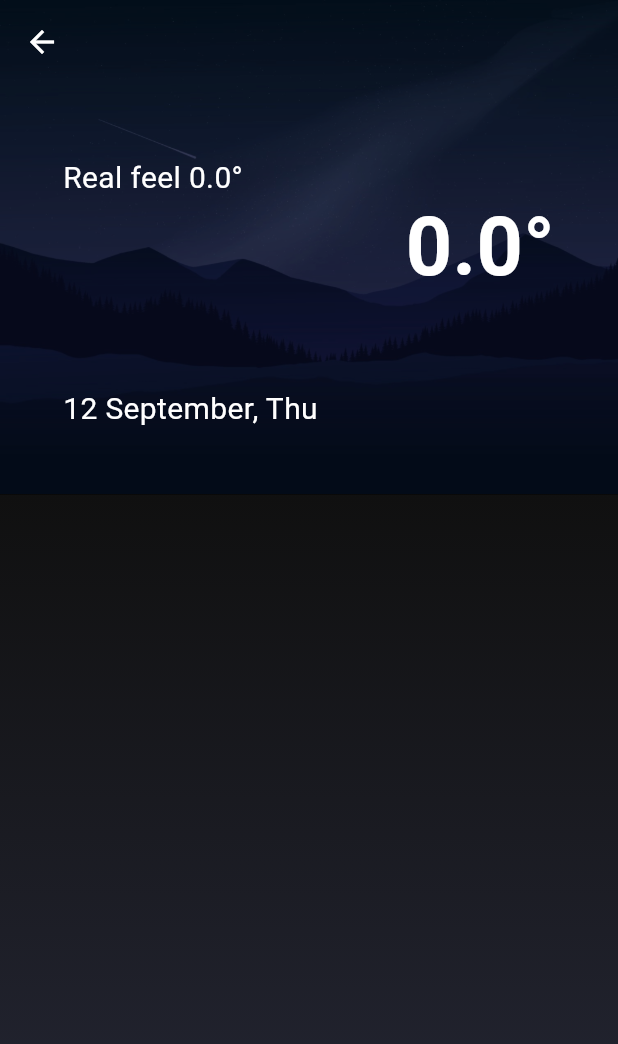
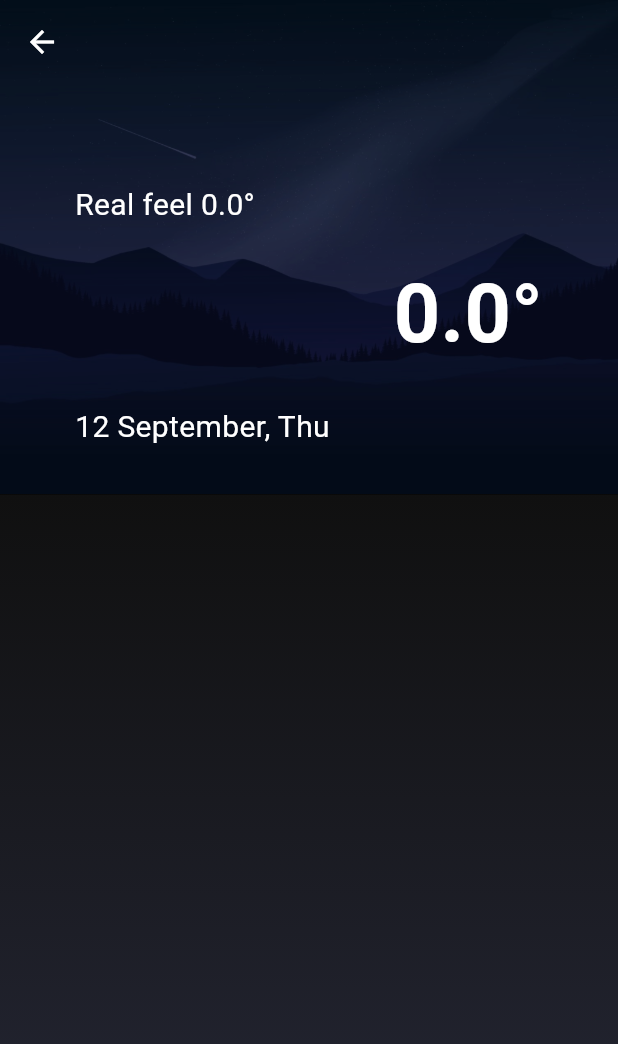
Before and after one commit to alfred-saker/weastro, a Flutter app: the WeatherResultPage screen opened directly with empty values, on a phone screen of 412 x 824 dp. Shown: the top 1044 px of the screen. Run offline on Flutter 3.47's test engine with Material 3 defaults, Android fonts, the light colour scheme and no system bars; our stand-ins replace flutter_svg, geocoding, geolocator, lottie.

Commit message:
fix response details

```diff
--- a/lib/models/day_model.dart
+++ b/lib/models/day_model.dart
@@ -23,11 +23,16 @@ class Day {
     var hoursFromJson = json['hour'] as List;
     List<Hour> hourList = hoursFromJson.map((i) => Hour.fromJson(i)).toList();
 
+    String iconUrl = json['day']['condition']['icon'];
+    if (iconUrl.startsWith('//')) {
+      iconUrl = 'https:' + iconUrl;
+    }
+
     return Day(
       date: DateTime.parse(json['date']),
       maxTemp: json['day']['maxtemp_c'],
       minTemp: json['day']['mintemp_c'],
-      icon: json['day']['condition']['icon'],
+      icon: iconUrl,
       moonPhase: json['astro']['moon_phase'],
       hours: hourList,
     );
--- a/lib/pages/waether_result_page.dart
+++ b/lib/pages/waether_result_page.dart
@@ -1,8 +1,8 @@
 import 'package:flutter/material.dart';
-import 'package:flutter_svg/flutter_svg.dart'; // Importez ce package pour afficher les SVG dans Flutter
+import 'package:flutter_svg/flutter_svg.dart';
 import 'package:intl/intl.dart';
-import 'package:waestro_mobile/models/weather_model.dart'; // Assurez-vous que vous avez bien ce modèle
-import 'package:waestro_mobile/styles/app_styles.dart'; // Import de AppStyle
+import 'package:waestro_mobile/models/weather_model.dart';
+import 'package:waestro_mobile/styles/app_styles.dart';
 
 class WeatherResultPage extends StatelessWidget {
   final Weather weather;
@@ -39,52 +39,43 @@ class WeatherResultPage extends StatelessWidget {
           Column(
             children: <Widget>[
               Container(
-                height: MediaQuery.of(context).size.height *
-                    0.40, // Limité à 40% de la hauteur de l'écran
+                height: MediaQuery.of(context).size.height * 0.40,
                 decoration: BoxDecoration(
-                  color: Colors.black.withOpacity(
-                      0.5), // Semi-transparent pour que le texte soit lisible
+                  color: Colors.black.withOpacity(0.5),
                 ),
                 child: Padding(
-                  padding: const EdgeInsets.all(42.0),
-                  child: Row(
+                  padding: const EdgeInsets.only(left: 50.0, top: 60.0, right: 50.0, bottom: 30.0),
+                  child: Column(
+                    crossAxisAlignment: CrossAxisAlignment.start, // Alignement à gauche
                     children: [
-                      // Colonne pour la ville, la date et la température ressentie
-                      Column(
-                        crossAxisAlignment: CrossAxisAlignment
-                            .start, // Aligne les éléments à gauche
-                        children: [
-                          // Espace flexible pour pousser le contenu vers le haut
+                      // Nom de la ville aligné à gauche
                       Text(
                         weather.cityName,
-                            style: AppStyle
-                                .cityNameStyle, // Style pour le nom de la ville
+                        style: AppStyle.cityNameStyle,
                       ),
                       SizedBox(height: 10),
 
-                          // Température ressentie
+                      // Ressenti aligné à gauche
                       Text(
                         'Real feel ${weather.feelslike}°',
-                            style: AppStyle
-                                .realFeelStyle, // Style pour le ressenti
+                        style: AppStyle.realFeelStyle,
                       ),
+                      SizedBox(height: 20),
 
-                          Spacer(), // Espace flexible pour pousser la date vers le bas
+                      // Température principale alignée à droite
+                      Align(
+                        alignment: Alignment.centerRight, // Alignement à droite
+                        child: Text(
+                          '${weather.temp}°',
+                          style: AppStyle.tempStyle,
+                        ),
+                      ),
+                      Spacer(),
 
-                          // Date d'aujourd'hui
+                      // Date alignée à gauche
                       Text(
-                            DateFormat('dd MMMM, EEE').format(DateTime.now()), // Date formatée avec jour abrégé
-                            style: AppStyle.dateStyle, // Style pour la date
-                          ),
-                        ],
-                      ),
-
-                      Spacer(), // Espace flexible pour pousser la température à droite
-
-                      // Température principale à droite
-                      Text(
-                        '${weather.temp}°',
-                        style: AppStyle.tempStyle, // Style pour la température
+                        DateFormat('dd MMMM, EEE').format(DateTime.now()),
+                        style: AppStyle.dateStyle,
                       ),
                     ],
                   ),
@@ -106,8 +97,7 @@ class WeatherResultPage extends StatelessWidget {
                     ),
                   ),
                   child: Padding(
-                    padding: const EdgeInsets.only(
-                        left: 42.0, top: 15.0, right: 42.0),
+                    padding: const EdgeInsets.only(left: 38.0, top: 10.0, right: 38.0),
                     child: ListView.builder(
                       itemCount: weather.days.length,
                       itemBuilder: (context, index) {
--- a/lib/styles/app_styles.dart
+++ b/lib/styles/app_styles.dart
@@ -32,12 +32,12 @@ class AppStyle {
   );
 
   static const TextStyle dayTitleStyle = TextStyle(
-    fontSize: 18,
+    fontSize: 16,
     color: primaryTextColor,
   );
 
   static const TextStyle daySubtitleStyle = TextStyle(
-    fontSize: 16,
+    fontSize: 14,
     color: secondaryTextColor,
   );
 
```
Lines whose indentation alone changed are shown as unchanged.
